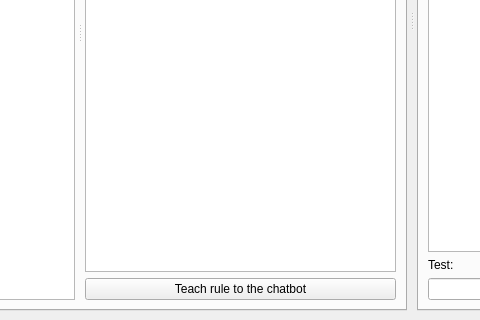
The window that src/main-project/front-end/mainwindow.ui (lvklabs/chatbot) describes before a commit, drawn with Qt 5; both pictures show x 257 to 737 and y 280 to 600 of the 1024 by 600 pixel window.
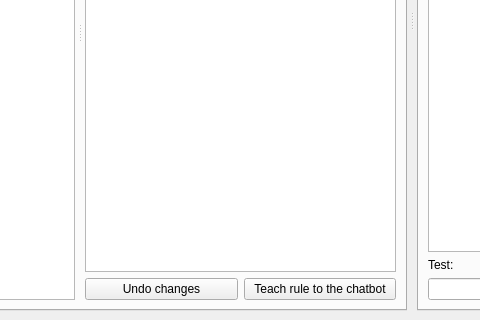
The same window after the commit. Icons and pictures are not drawn. Custom widgets are drawn as their Qt base class.

Commit message: Added undo rule button. Fixed teach rule button behaviour.

What changed in the file:
```diff
--- a/src/main-project/front-end/mainwindow.ui
+++ b/src/main-project/front-end/mainwindow.ui
@@ -198,7 +198,14 @@
              <item>
               <layout class="QHBoxLayout" name="horizontalLayout">
                <item>
-                <widget class="QPushButton" name="teachButton">
+                <widget class="QPushButton" name="undoRuleButton">
+                 <property name="text">
+                  <string>Undo changes</string>
+                 </property>
+                </widget>
+               </item>
+               <item>
+                <widget class="QPushButton" name="teachRuleButton">
                  <property name="text">
                   <string>Teach rule to the chatbot</string>
                  </property>
```
The commit also changes 4 other files.
